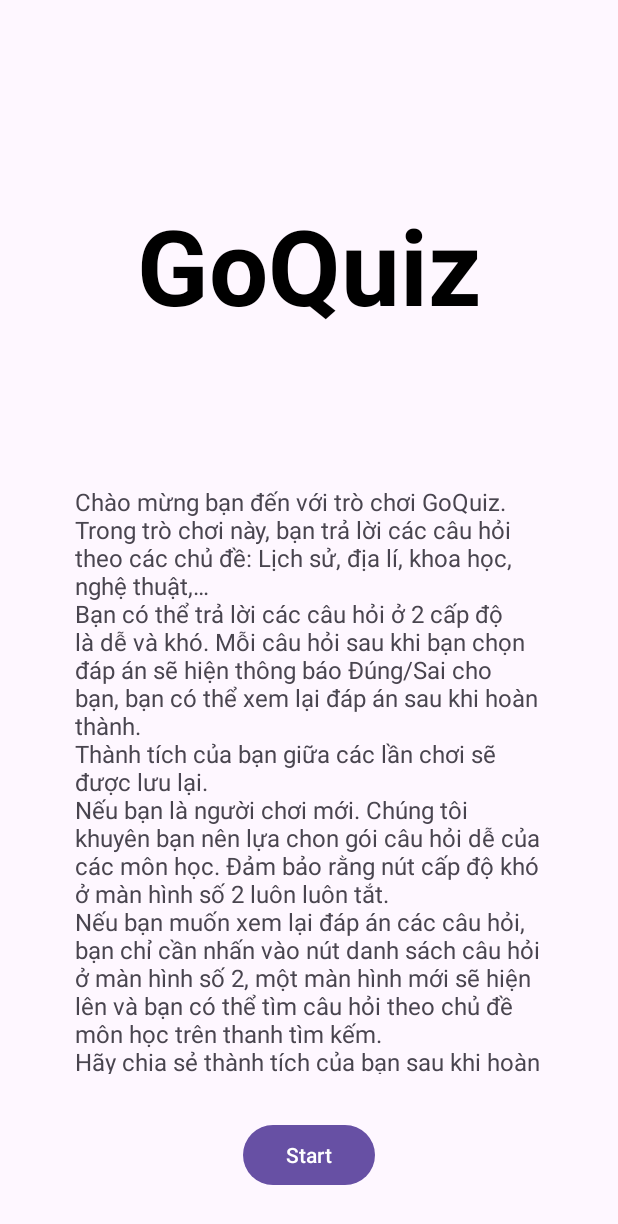
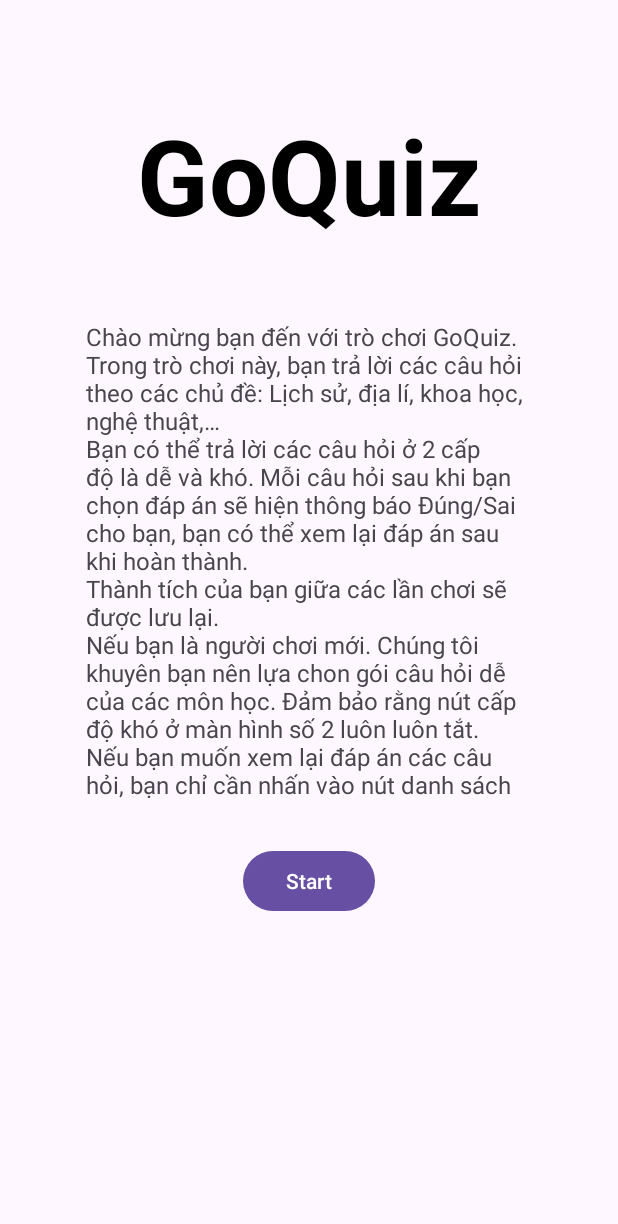
Before and after one commit to ngdg11/andr2324, an Android app: the screen it shows after launch (MainActivity), on a phone screen of 412 x 824 dp. Shown: the top 1224 px of the screen. Run offline under Robolectric (Android 15) with nearby library versions, the phone set to English and light mode, and no system bars.

```diff
--- a/app/src/main/res/layout/activity_main.xml
+++ b/app/src/main/res/layout/activity_main.xml
@@ -1,5 +1,5 @@
 <?xml version="1.0" encoding="utf-8"?>
-<LinearLayout
+<androidx.constraintlayout.widget.ConstraintLayout
     xmlns:android="http://schemas.android.com/apk/res/android"
     xmlns:app="http://schemas.android.com/apk/res-auto"
     xmlns:tools="http://schemas.android.com/tools"
@@ -8,10 +8,29 @@
     android:orientation="vertical"
     tools:context=".MainActivity">
 
+    <TextView
+        android:id="@+id/textView3"
+        android:layout_width="match_parent"
+        android:layout_height="wrap_content"
+        android:layout_gravity="center"
+        android:layout_marginTop="70dp"
+        android:gravity="center_horizontal"
+        android:text="GoQuiz"
+        android:textColor="@color/black"
+        android:textSize="70sp"
+        android:textStyle="bold"
+        app:layout_constraintEnd_toEndOf="parent"
+        app:layout_constraintStart_toStartOf="parent"
+        app:layout_constraintTop_toTopOf="parent" />
+
     <ScrollView
-        android:layout_width="match_parent"
-        android:layout_height="match_parent"
-        android:layout_weight="1">
+        android:id="@+id/scrollView2"
+        android:layout_width="398dp"
+        android:layout_height="370dp"
+        android:layout_weight="1"
+        app:layout_constraintEnd_toEndOf="parent"
+        app:layout_constraintStart_toStartOf="parent"
+        app:layout_constraintTop_toBottomOf="@+id/textView3">
 
         <LinearLayout
             android:layout_width="match_parent"
@@ -21,17 +40,6 @@
             android:orientation="vertical"
             android:padding="50dp">
 
-            <TextView
-                android:layout_width="match_parent"
-                android:layout_height="wrap_content"
-                android:layout_gravity="center"
-                android:layout_marginTop="80dp"
-                android:layout_marginBottom="100dp"
-                android:gravity="center_horizontal"
-                android:text="GoQuiz"
-                android:textColor="@color/black"
-                android:textSize="70sp"
-                android:textStyle="bold" />
 
             <TextView
                 android:id="@+id/introduction"
@@ -49,9 +57,12 @@
         android:id="@+id/startBtn"
         android:layout_width="wrap_content"
         android:layout_height="wrap_content"
+        android:layout_gravity="center_horizontal"
         android:layout_marginVertical="30dp"
-        android:layout_gravity="center_horizontal"
         android:gravity="center"
-        android:text="Start" />
+        android:text="Start"
+        app:layout_constraintEnd_toEndOf="parent"
+        app:layout_constraintStart_toStartOf="parent"
+        app:layout_constraintTop_toBottomOf="@+id/scrollView2" />
 
-</LinearLayout>
+</androidx.constraintlayout.widget.ConstraintLayout>
```
Also changed, not shown: app/src/main/res/layout/frame3.xml (+11 -6 lines), app/src/main/res/layout/frame4.xml (+10 -3 lines).
